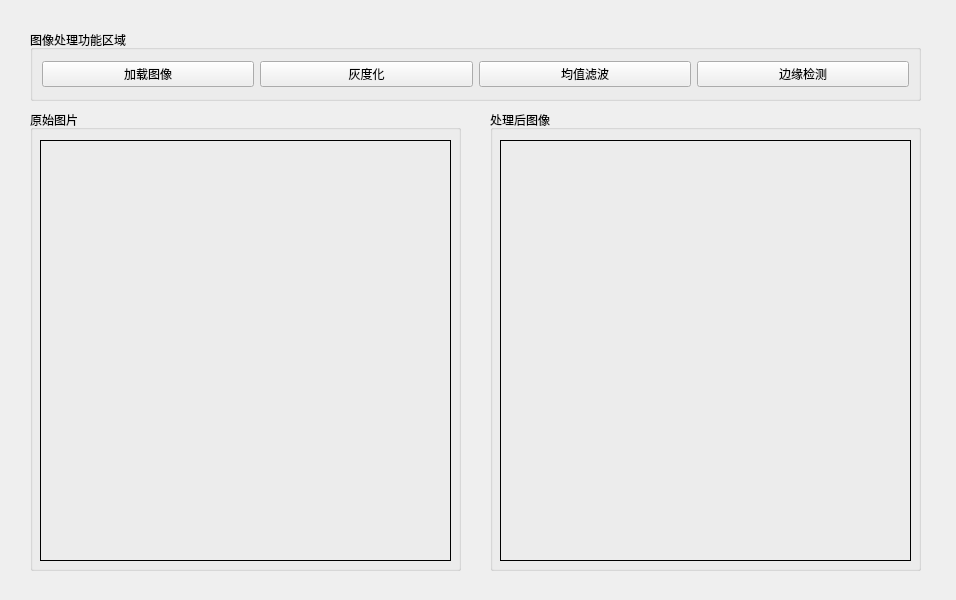
Qt form mainwindow.ui (unidjang/Graduation_Design) before a commit.
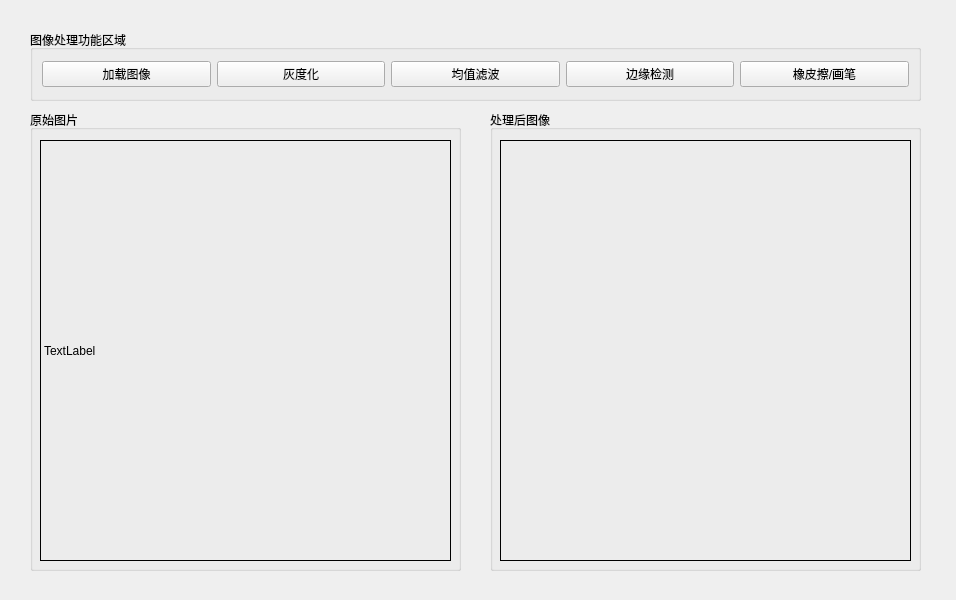
The same form after that commit.

Commit message: ①实现了橡皮功能②解决了划线时线条断断续续的问题③实现橡皮与笔之间的切换④划线时不再靠读取pointList，而是在movemouse事件中实时 调用MyDraw函数来划线。pointList目前的作用只有保存点的信息。

What changed in the file:
```diff
--- a/mainwindow.ui
+++ b/mainwindow.ui
@@ -55,6 +55,13 @@
        </property>
       </widget>
      </item>
+     <item>
+      <widget class="QPushButton" name="pushButton">
+       <property name="text">
+        <string>橡皮擦/画笔</string>
+       </property>
+      </widget>
+     </item>
     </layout>
    </widget>
    <widget class="QGroupBox" name="groupBox">
@@ -85,6 +92,31 @@
       <string/>
      </property>
     </widget>
+    <widget class="QLabel" name="label">
+     <property name="geometry">
+      <rect>
+       <x>10</x>
+       <y>30</y>
+       <width>411</width>
+       <height>421</height>
+      </rect>
+     </property>
+     <property name="mouseTracking">
+      <bool>false</bool>
+     </property>
+     <property name="styleSheet">
+      <string notr="true"/>
+     </property>
+     <property name="frameShape">
+      <enum>QFrame::Panel</enum>
+     </property>
+     <property name="text">
+      <string>TextLabel</string>
+     </property>
+     <property name="textFormat">
+      <enum>Qt::AutoText</enum>
+     </property>
+    </widget>
    </widget>
    <widget class="QGroupBox" name="groupBox_2">
     <property name="geometry">
```
The commit also changes 2 other files.
